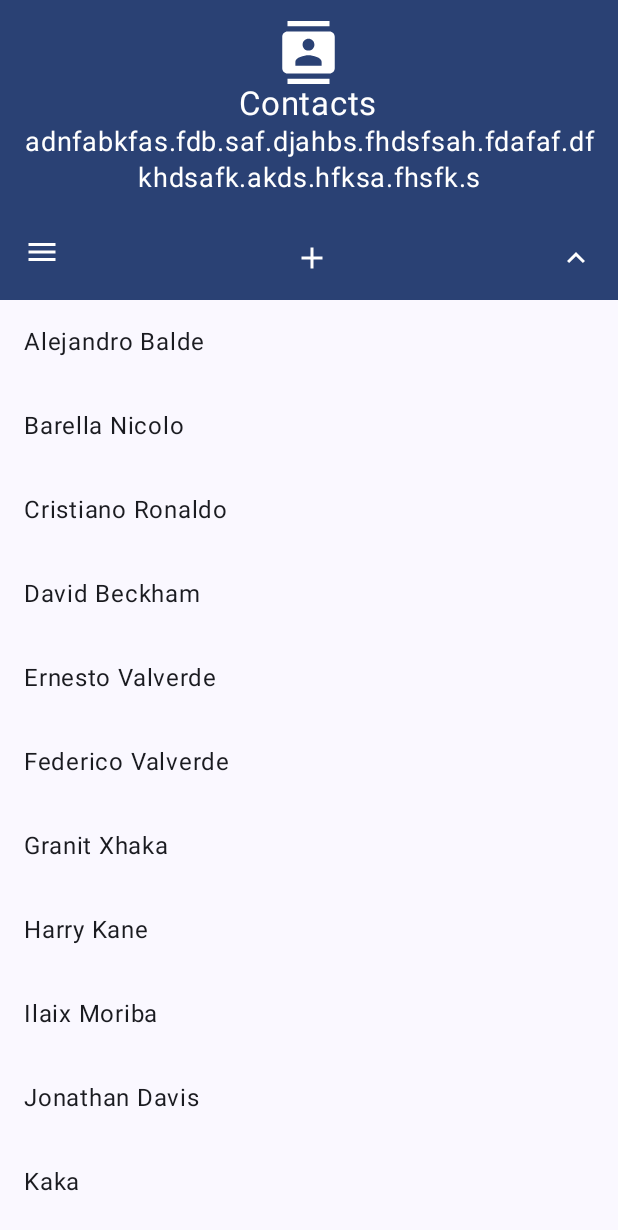
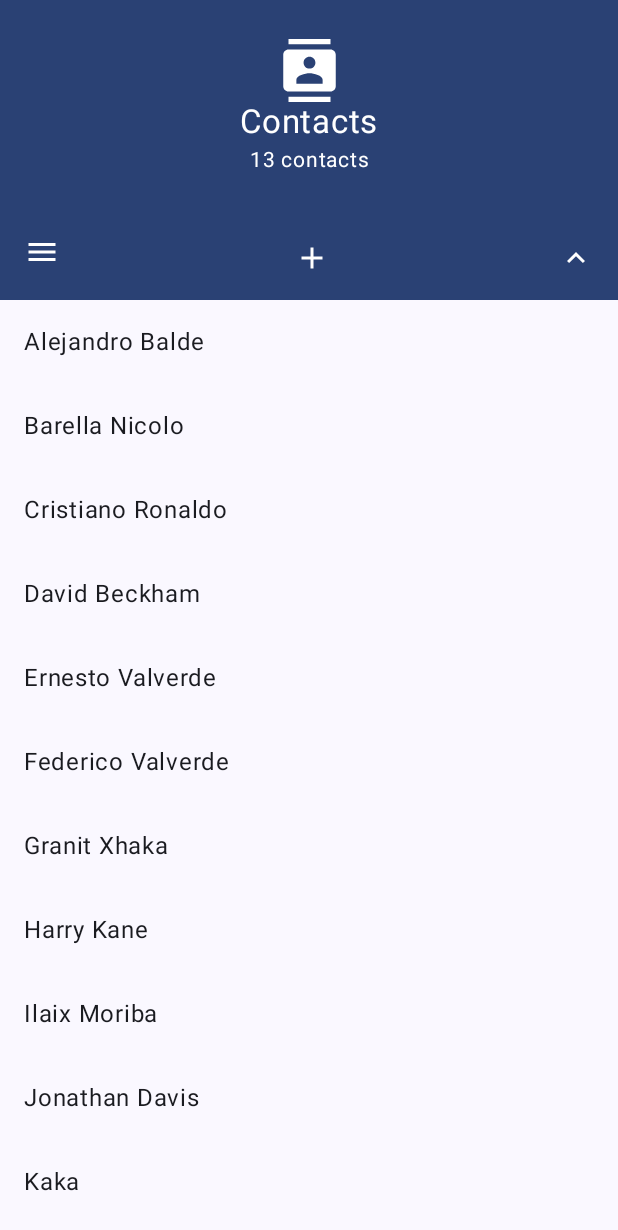
Before and after one commit to germainkevinbusiness/CollapsingTopBarCompose, an Android app built with Jetpack Compose: the screen it shows after launch (MainActivity), on a phone screen of 412 x 824 dp. Shown: the top 1230 px of the screen. Run offline under Robolectric (Android 15) with nearby library versions, the phone set to English and light mode, and no system bars; our stand-ins replace Timber.

```diff
--- a/app/src/main/java/com/germainkevin/collapsingtopbarcompose/ui/Components.kt
+++ b/app/src/main/java/com/germainkevin/collapsingtopbarcompose/ui/Components.kt
@@ -72,9 +72,9 @@ val ExpandedTitleText: @Composable () -> Unit = {
  * */
 val SubtitleText: @Composable (List<String>) -> Unit = { contactNames ->
     Text(
-        text = "adnfabkfas.fdb.saf.djahbs.fhdsfsah.fdafaf.dfkhdsafk.akds.hfksa.fhsfk.s",
+        text = stringResource(id = R.string.contactNamesCount, contactNames.size.toString()),
         style = LocalTextStyle.current.copy(
-            fontSize = 18.sp,
+            fontSize = 14.sp,
             fontWeight = FontWeight.Normal,
             color = MaterialTheme.colorScheme.onPrimary,
             textAlign = TextAlign.Center
--- a/build.gradle
+++ b/build.gradle
@@ -2,7 +2,7 @@ buildscript {
     ext {
         compose_version = '1.2.1'
         coreKtx = '1.9.0'
-        libraryVersion ='1.1.0-alpha08'
+        libraryVersion ='1.1.0-alpha09'
         kotlin_version = '1.7.0'
         material3Version ='1.0.0-beta03'
         timberVersion ='5.0.1'
--- a/collapsingtopbar/src/main/java/com/germainkevin/collapsingtopbar/CollapsingTopBar.kt
+++ b/collapsingtopbar/src/main/java/com/germainkevin/collapsingtopbar/CollapsingTopBar.kt
@@ -134,7 +134,7 @@ private fun CollapsingTopBarLayout(
         contentColor = currentContentColor,
         elevation = elevation,
     ) {
-        Column {
+        Box {
             val modifierWhenCentered = Modifier
                 .alpha(expandedColumnAlphaValue)
                 .fillMaxWidth()
@@ -144,6 +144,7 @@ private fun CollapsingTopBarLayout(
             val modifierWhenAtStart = Modifier
                 .alpha(expandedColumnAlphaValue)
                 .wrapContentWidth()
+                .align(Alignment.TopStart)
                 .height(currentTopBarHeight - collapsedTopBarHeight)
                 .padding(
                     PaddingValues(
@@ -168,6 +169,7 @@ private fun CollapsingTopBarLayout(
                 }
             }
             SingleRowTopBar(
+                modifier = Modifier.align(Alignment.BottomStart),
                 title = title,
                 navigationIcon = navigationIcon,
                 mainAction = mainAction,
```
Also changed, not shown: 1 other file. Lines whose indentation alone changed are shown as unchanged.
